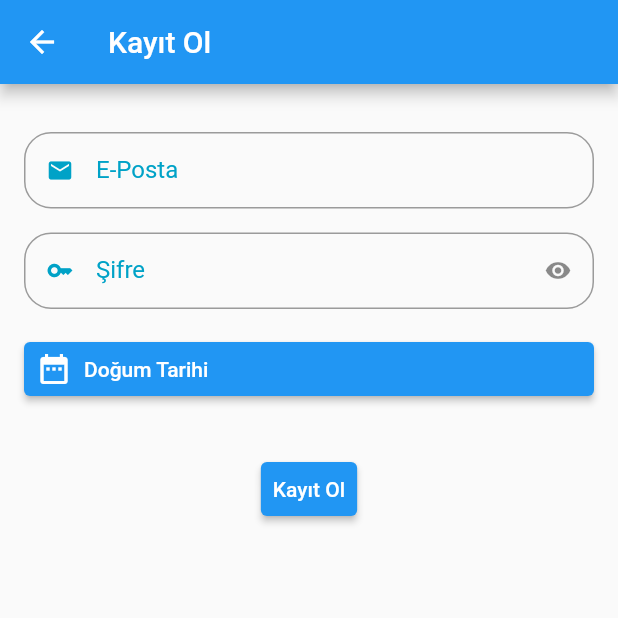
After one commit to abircankaya/3301456_183301068, a Flutter app: the KayitOl screen opened directly, on a phone screen of 412 x 824 dp, the top half of it. The commit adds this screen. Run offline on Flutter 3.47's test engine with Material 2 defaults, Android fonts, the phone set to English and light mode, and no system bars; our stand-ins replace cloud_firestore, firebase_auth, firebase_core, url_launcher_web; missing offline and left inert: cloud_firestore_web, firebase_auth_web, firebase_core_web; accounts and stored records are empty; statements that could not run were skipped.

Commit message:
düzenlemeler

```diff
--- /dev/null
+++ b/lib/kayit_ol.dart
@@ -0,0 +1,200 @@
+import 'package:cloud_firestore/cloud_firestore.dart';
+import 'package:firebase_auth/firebase_auth.dart';
+import 'package:flutter/material.dart';
+
+class KayitOl extends StatefulWidget {
+  const KayitOl({Key? key}) : super(key: key);
+
+  @override
+  State<KayitOl> createState() => _KayitOlState();
+}
+
+class _KayitOlState extends State<KayitOl> {
+  TextEditingController ePosta = TextEditingController();
+  TextEditingController sifre = TextEditingController();
+  DateTime? dogumTarihi;
+  DateTime selectedDate = DateTime.now();
+  late FirebaseAuth auth;
+  String userID = "";
+
+  @override
+  void initState() {
+    // TODO: implement initState
+    auth = FirebaseAuth.instance;
+    super.initState();
+  }
+
+  @override
+  void dispose() {
+    // TODO: implement dispose
+    super.dispose();
+  }
+
+  @override
+  Widget build(BuildContext context) {
+    return Scaffold(
+      appBar: AppBar(
+        title: Text('Kayıt Ol'),
+      ),
+      body: SafeArea(
+        child: SingleChildScrollView(
+          child: Padding(
+            padding: EdgeInsets.only(
+              left: 16,
+              right: 16,
+            ),
+            child: Column(
+              children: [
+                SizedBox(
+                  height: 32,
+                ),
+                TextField(
+                  controller: ePosta,
+                  decoration: InputDecoration(
+                    isDense: true,
+                    focusedBorder: OutlineInputBorder(
+                      borderSide:
+                          BorderSide(color: Color.fromARGB(255, 0, 162, 199)),
+                    ),
+                    prefixIcon: Icon(
+                      Icons.email,
+                      color: Color.fromARGB(255, 0, 162, 199),
+                    ),
+                    labelText: "E-Posta",
+                    labelStyle: TextStyle(
+                      color: (Color.fromARGB(255, 0, 162, 199)),
+                    ),
+                    border: OutlineInputBorder(
+                      borderRadius: BorderRadius.all(
+                        Radius.circular(18.0),
+                      ),
+                    ),
+                    /* suffixIcon: IconButton(
+                        icon: Icon(Icons.remove_red_eye),
+                        onPressed: () => setState(() {})), */
+                  ),
+                ),
+                SizedBox(
+                  height: 16,
+                ),
+                TextField(
+                  controller: sifre,
+                  decoration: InputDecoration(
+                    isDense: true,
+                    focusedBorder: OutlineInputBorder(
+                      borderSide:
+                          BorderSide(color: Color.fromARGB(255, 0, 162, 199)),
+                    ),
+                    prefixIcon: Icon(
+                      Icons.key,
+                      color: Color.fromARGB(255, 0, 162, 199),
+                    ),
+                    labelText: "Şifre",
+                    labelStyle: TextStyle(
+                      color: (Color.fromARGB(255, 0, 162, 199)),
+                    ),
+                    border: OutlineInputBorder(
+                      borderRadius: BorderRadius.all(
+                        Radius.circular(18.0),
+                      ),
+                    ),
+                    suffixIcon: IconButton(
+                        icon: Icon(Icons.remove_red_eye),
+                        onPressed: () => setState(() {})),
+                  ),
+                ),
+                SizedBox(
+                  height: 16,
+                ),
+                ElevatedButton(
+                  onPressed: () async {
+                    // DatePickerDialog(
+                    //   initialDate: DateTime.now(),
+                    //   firstDate: DateTime(DateTime.now().year - 100),
+                    //   lastDate: DateTime(DateTime.now().year),
+                    // );
+                    // dogumTarihi = (await showDatePicker(
+                    //   context: context,
+                    //   initialDate: DateTime.now(),
+                    //   firstDate: DateTime(DateTime.now().year - 100),
+                    //   lastDate: DateTime(DateTime.now().year),
+                    // ))!;
+                    _selectDate(context);
+                  },
+                  style: ElevatedButton.styleFrom(
+                    primary: Colors.blue,
+                    padding: EdgeInsets.only(
+                      right: 8,
+                      left: 8,
+                    ),
+                  ),
+                  child: Row(
+                    children: [
+                      Icon(
+                        Icons.date_range,
+                      ),
+                      SizedBox(
+                        width: 8,
+                      ),
+                      Text(
+                        dogumTarihi != null
+                            ? "${dogumTarihi!.day}.${dogumTarihi!.month}.${dogumTarihi!.year}"
+                            : "Doğum Tarihi",
+                      ),
+                    ],
+                  ),
+                ),
+                SizedBox(
+                  height: 32,
+                ),
+                ElevatedButton(
+                  onPressed: createUserEmailAndPassword,
+                  child: Text("Kayıt Ol"),
+                  style: ElevatedButton.styleFrom(
+                    primary: Colors.blue,
+                    padding: EdgeInsets.only(
+                      right: 8,
+                      left: 8,
+                    ),
+                  ),
+                ),
+              ],
+            ),
+          ),
+        ),
+      ),
+    );
+  }
+
+  Future<void> _selectDate(BuildContext context) async {
+    dogumTarihi = await showDatePicker(
+      context: context,
+      initialDate: DateTime(DateTime.now().year - 1),
+      firstDate: DateTime(DateTime.now().year - 100),
+      lastDate: DateTime(DateTime.now().year),
+    ).whenComplete(() => setState(() {}));
+  }
+
+  void createUserEmailAndPassword() async {
+    var _userCredential = await auth
+        .createUserWithEmailAndPassword(
+            email: ePosta.text, password: sifre.text)
+        .then((value) {
+      userID = value.user!.uid;
+      FirebaseFirestore.instance.collection("burc_app").doc("users").set({
+        userID: {
+          "user_birthdate": [
+            dogumTarihi!.day,
+            dogumTarihi!.month,
+            dogumTarihi!.year
+          ],
+        }
+      });
+    });
+    print(_userCredential.toString());
+  }
+
+  void getData() {
+    FirebaseFirestore.instance.collection("burc_app").doc("zodiacs").get();
+  }
+}
--- a/lib/sifremi_unuttum.dart
+++ b/lib/sifremi_unuttum.dart
@@ -1,4 +1,3 @@
-import 'package:flutter/cupertino.dart';
 import 'package:flutter/material.dart';
 
 class SifremiUnuttum extends StatelessWidget {
--- a/lib/text_widget_2.dart
+++ b/lib/text_widget_2.dart
@@ -6,7 +6,9 @@ class TextWidget2 extends StatefulWidget {
   @override
   State<TextWidget2> createState() => _TextWidget2State();
 }
-    TextEditingController sifre = TextEditingController();
+
+TextEditingController sifre = TextEditingController();
+
 class _TextWidget2State extends State<TextWidget2> {
   bool showPassword = true;
 
@@ -37,6 +39,7 @@ class _TextWidget2State extends State<TextWidget2> {
       // obscureText: true,
       obscureText: showPassword,
       decoration: InputDecoration(
+        isDense: true,
         focusedBorder: OutlineInputBorder(
           borderSide: BorderSide(color: Color.fromARGB(255, 0, 162, 199)),
         ),
```
Also changed, not shown: lib/drawer_menu.dart (+2 -6 lines), lib/email_pass.dart (+11 -6 lines), lib/hakkimda.dart (+8 -8 lines), lib/home_page.dart (+13 -0 lines), lib/text_widget.dart (+4 -4 lines), assets/images/aquarius.png (added), assets/images/aries.png (added), assets/images/cancer.png (added), assets/images/capricorn.png (added), assets/images/gemini.png (added), assets/images/leo.png (added), assets/images/libra.png (added), assets/images/pisces.png (added), assets/images/sagittarius.png (added), 3 more files.
